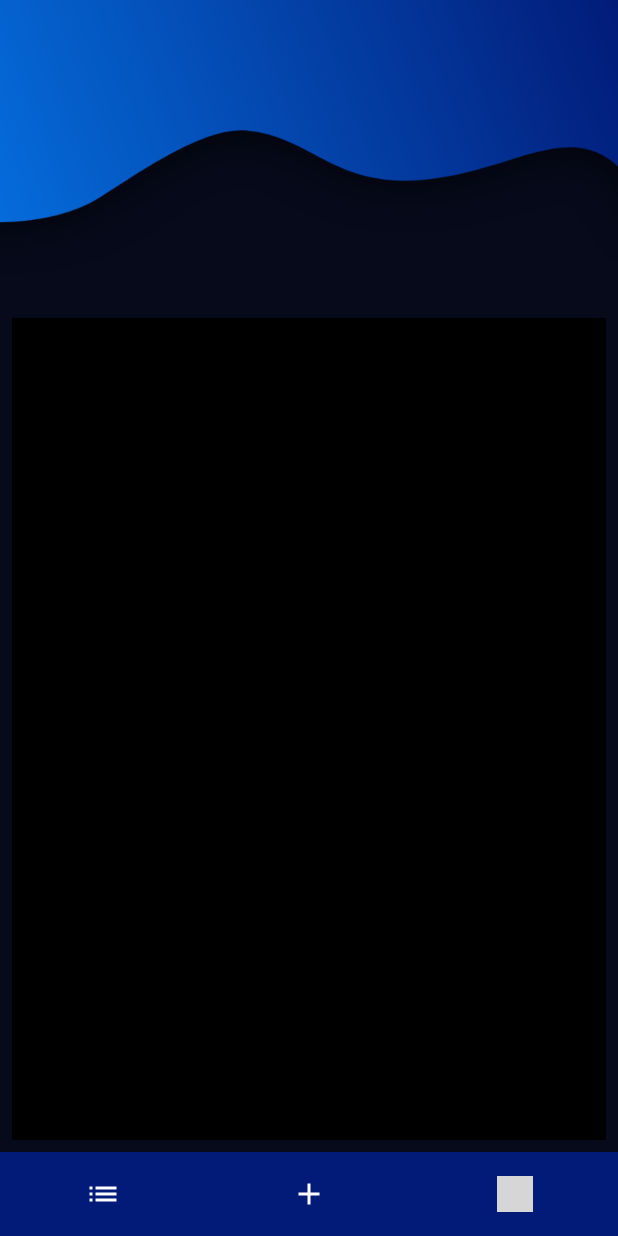
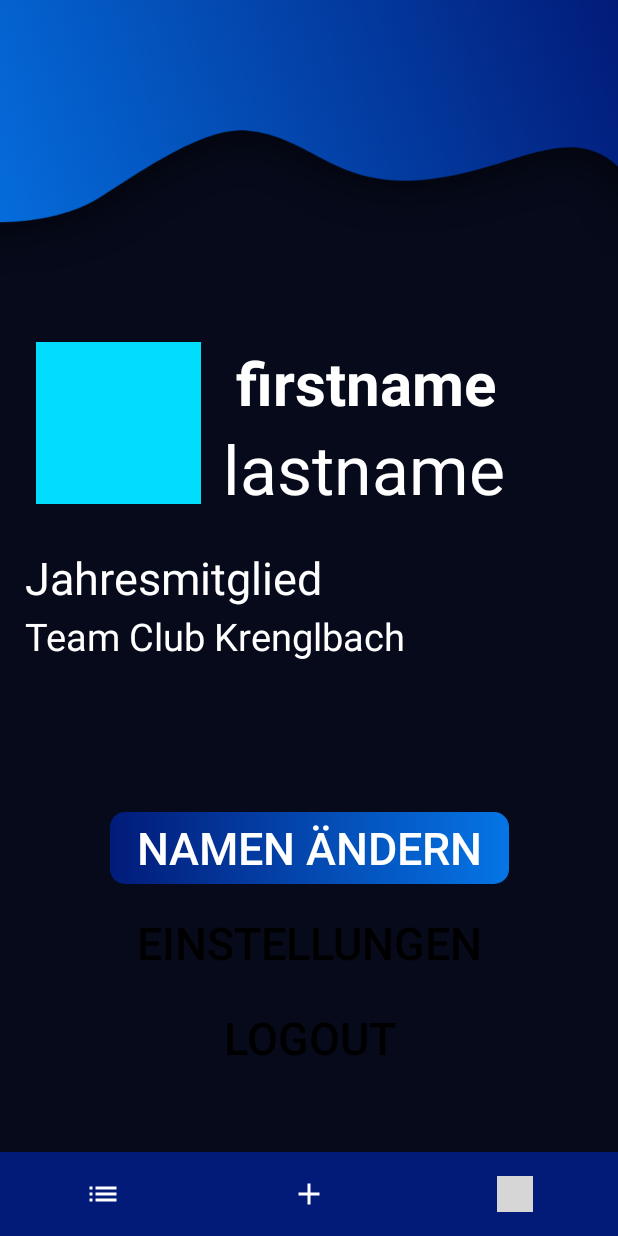
Before and after one commit to dgangl/TCK_Android, an Android app: the MainActivity screen opened directly, with no data from a screen before it, item 3 of the bottom bar chosen, on a phone screen of 412 x 824 dp. Run offline under Robolectric (Android 15) with nearby library versions, the phone set to English and light mode, and no system bars; our stand-ins replace Firebase (no records; nobody signed in at launch, a user with empty details on screens opened directly); grey boxes are pictures that could not be loaded.

Commit message:
UI user view & login

```diff
--- a/app/src/main/java/lab/tck/FeedFragment.java
+++ b/app/src/main/java/lab/tck/FeedFragment.java
@@ -7,12 +7,12 @@ import android.support.v4.app.Fragment;
 import android.view.LayoutInflater;
 import android.view.View;
 import android.view.ViewGroup;
+import android.widget.ArrayAdapter;
 
 public class FeedFragment extends Fragment {
     @Nullable
     @Override
     public View onCreateView(@NonNull LayoutInflater inflater, @Nullable ViewGroup container, @Nullable Bundle savedInstanceState) {
         return inflater.inflate(R.layout.fragment_feed,container,false);
-
     }
 }
--- a/app/src/main/java/lab/tck/MainActivity.java
+++ b/app/src/main/java/lab/tck/MainActivity.java
@@ -1,5 +1,6 @@
 package lab.tck;
 
+import android.content.Intent;
 import android.os.Bundle;
 import android.support.annotation.NonNull;
 import android.support.design.widget.BottomNavigationView;
@@ -9,12 +10,19 @@ import android.view.MenuItem;
 import android.view.View;
 import android.widget.TextView;
 
+import com.google.firebase.auth.FirebaseAuth;
+import com.google.firebase.auth.FirebaseUser;
+
 public class MainActivity extends AppCompatActivity {
+    private FirebaseUser user;
+    private FirebaseAuth mAuth;
 
     @Override
     protected void onCreate(Bundle savedInstanceState) {
         super.onCreate(savedInstanceState);
         setContentView(R.layout.activity_main);
+
+        mAuth = FirebaseAuth.getInstance();
 
         //Hide TitleBar & StatusBar
         getWindow().getDecorView().setSystemUiVisibility(View.SYSTEM_UI_FLAG_FULLSCREEN);
@@ -53,4 +61,16 @@ public class MainActivity extends AppCompatActivity {
         }
     };
 
+    @Override
+    protected void onStart() {
+        super.onStart();
+
+        /*user = mAuth.getCurrentUser();
+
+        if(user == null){
+            Intent intent = new Intent(MainActivity.this, LoginActivity.class);
+            startActivity(intent);
+            finish();
+        }*/
+    }
 }
--- /dev/null
+++ b/app/src/main/res/drawable/round.xml
@@ -0,0 +1,4 @@
+<?xml version="1.0" encoding="utf-8"?>
+<selector xmlns:android="http://schemas.android.com/apk/res/android">
+    <corners android:radius="10dp"/>
+</selector>
--- a/app/src/main/res/layout/activity_login.xml
+++ b/app/src/main/res/layout/activity_login.xml
@@ -53,7 +53,7 @@
         android:layout_marginBottom="340dp"
         android:backgroundTint="@android:color/white"
         android:ems="10"
-        android:hint="@string/hint_telephoneNumber"
+        android:hint="Telefonnummer"
         android:inputType="phone"
         android:textColor="@android:color/white"
         android:textColorHint="@android:color/darker_gray"
@@ -73,7 +73,7 @@
         android:layout_marginBottom="271dp"
         android:backgroundTint="@android:color/white"
         android:ems="10"
-        android:hint="@string/hint_name"
+        android:hint="Nachname"
         android:inputType="textShortMessage"
         android:textColor="@android:color/white"
         android:textColorHint="@android:color/darker_gray"
--- a/app/src/main/res/layout/fragment_feed.xml
+++ b/app/src/main/res/layout/fragment_feed.xml
@@ -2,10 +2,11 @@
 <RelativeLayout xmlns:android="http://schemas.android.com/apk/res/android"
     android:layout_width="match_parent"
     android:layout_height="match_parent"
-    android:background="@android:color/holo_red_dark">
+    android:background="@android:color/transparent">
 
     <ListView
         android:id="@+id/feeds"
         android:layout_width="match_parent"
-        android:layout_height="match_parent" />
+        android:layout_height="match_parent"
+        />
 </RelativeLayout>
--- a/app/src/main/res/layout/fragment_user.xml
+++ b/app/src/main/res/layout/fragment_user.xml
@@ -1,7 +1,122 @@
 <?xml version="1.0" encoding="utf-8"?>
-<RelativeLayout xmlns:android="http://schemas.android.com/apk/res/android"
+<android.support.constraint.ConstraintLayout xmlns:android="http://schemas.android.com/apk/res/android"
+    xmlns:app="http://schemas.android.com/apk/res-auto"
+    xmlns:tools="http://schemas.android.com/tools"
     android:layout_width="match_parent"
     android:layout_height="match_parent"
-    android:background="@android:color/black">
+    android:background="@android:color/transparent">
 
-</RelativeLayout>
+    <Button
+        android:id="@+id/user_changename"
+        android:layout_width="266dp"
+        android:layout_height="wrap_content"
+        android:layout_marginStart="70dp"
+        android:layout_marginTop="100dp"
+        android:layout_marginEnd="70dp"
+        android:background="@drawable/gradient_corner_button"
+        android:text="Namen ändern"
+        android:textColor="@android:color/white"
+        android:textSize="30sp"
+        app:layout_constraintEnd_toEndOf="parent"
+        app:layout_constraintStart_toStartOf="parent"
+        app:layout_constraintTop_toBottomOf="@+id/textView6"/>
+
+    <Button
+        android:id="@+id/user_settigs"
+        android:layout_width="266dp"
+        android:layout_height="wrap_content"
+        android:layout_marginStart="72dp"
+        android:layout_marginTop="15dp"
+        android:layout_marginEnd="72dp"
+        android:text="Logout"
+        android:textColor="@android:color/black"
+        android:textSize="30sp"
+        app:layout_constraintEnd_toEndOf="parent"
+        app:layout_constraintStart_toStartOf="parent"
+        app:layout_constraintTop_toBottomOf="@+id/user_logout"
+        android:background="@drawable/round" />
+
+    <Button
+        android:id="@+id/user_logout"
+        android:layout_width="266dp"
+        android:layout_height="wrap_content"
+        android:layout_marginStart="72dp"
+        android:layout_marginTop="15dp"
+        android:layout_marginEnd="72dp"
+        android:text="Einstellungen"
+        android:textColor="@android:color/black"
+        android:textSize="30sp"
+        app:layout_constraintEnd_toEndOf="parent"
+        app:layout_constraintStart_toStartOf="parent"
+        app:layout_constraintTop_toBottomOf="@+id/user_changename"
+        android:background="@drawable/round"
+        android:backgroundTint="@android:color/white"/>
+
+    <ImageView
+        android:id="@+id/imageView"
+        android:layout_width="110dp"
+        android:layout_height="108dp"
+        android:layout_marginStart="16dp"
+        android:layout_marginTop="16dp"
+        android:background="@android:color/holo_blue_bright"
+        app:layout_constraintStart_toStartOf="parent"
+        app:layout_constraintTop_toTopOf="parent" />
+
+    <TextView
+        android:id="@+id/user_firstname"
+        android:layout_width="wrap_content"
+        android:layout_height="0dp"
+        android:layout_marginStart="23dp"
+        android:layout_marginTop="16dp"
+        android:layout_marginEnd="44dp"
+        android:text="firstname"
+        android:textColor="@android:color/white"
+        android:textSize="40sp"
+        android:textStyle="bold"
+        app:layout_constraintEnd_toEndOf="parent"
+        app:layout_constraintHorizontal_bias="0.0"
+        app:layout_constraintStart_toEndOf="@+id/imageView"
+        app:layout_constraintTop_toTopOf="parent" />
+
+    <TextView
+        android:id="@+id/textView3"
+        android:layout_width="wrap_content"
+        android:layout_height="wrap_content"
+        android:layout_marginStart="23dp"
+        android:layout_marginEnd="76dp"
+        android:text="lastname"
+        android:textColor="@android:color/white"
+        android:textSize="45sp"
+        app:layout_constraintEnd_toEndOf="parent"
+        app:layout_constraintStart_toEndOf="@+id/imageView"
+        app:layout_constraintTop_toBottomOf="@+id/user_firstname" />
+
+    <TextView
+        android:id="@+id/textView5"
+        android:layout_width="wrap_content"
+        android:layout_height="wrap_content"
+        android:layout_marginStart="16dp"
+        android:layout_marginTop="22dp"
+        android:layout_marginEnd="197dp"
+        android:text="Jahresmitglied"
+        android:textColor="@android:color/white"
+        android:textSize="30sp"
+        app:layout_constraintEnd_toEndOf="parent"
+        app:layout_constraintStart_toStartOf="parent"
+        app:layout_constraintTop_toBottomOf="@+id/textView3" />
+
+    <TextView
+        android:id="@+id/textView6"
+        android:layout_width="wrap_content"
+        android:layout_height="wrap_content"
+        android:layout_marginStart="16dp"
+        android:layout_marginTop="1dp"
+        android:layout_marginEnd="141dp"
+        android:text="Team Club Krenglbach"
+        android:textColor="@android:color/white"
+        android:textSize="25sp"
+        app:layout_constraintEnd_toEndOf="parent"
+        app:layout_constraintStart_toStartOf="parent"
+        app:layout_constraintTop_toBottomOf="@+id/textView5" />
+
+</android.support.constraint.ConstraintLayout>
--- a/app/src/main/res/values/strings.xml
+++ b/app/src/main/res/values/strings.xml
@@ -1,7 +1,6 @@
 <resources>
     <string name="app_name">TCK_Android</string>
-    <string name="hint_telephoneNumber">Telefonnummer</string>
-    <string name="hint_name">Name</string>
+
 
     <!-- TODO: Remove or change this placeholder text -->
     <string name="hello_blank_fragment">Hello blank fragment</string>
```
Also changed, not shown: app/src/main/java/lab/tck/Event.java (added, +16 -0 lines), app/src/main/java/lab/tck/LoginActivity.java (+51 -75 lines), app/src/main/java/lab/tck/Person.java (added, +11 -0 lines).
